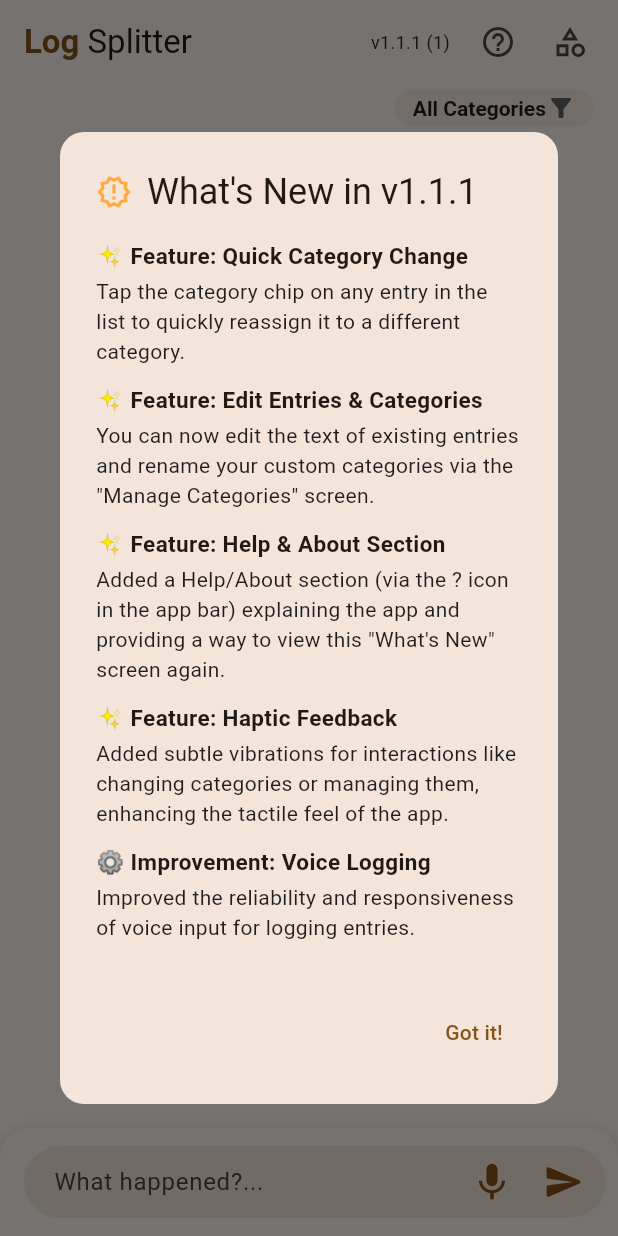
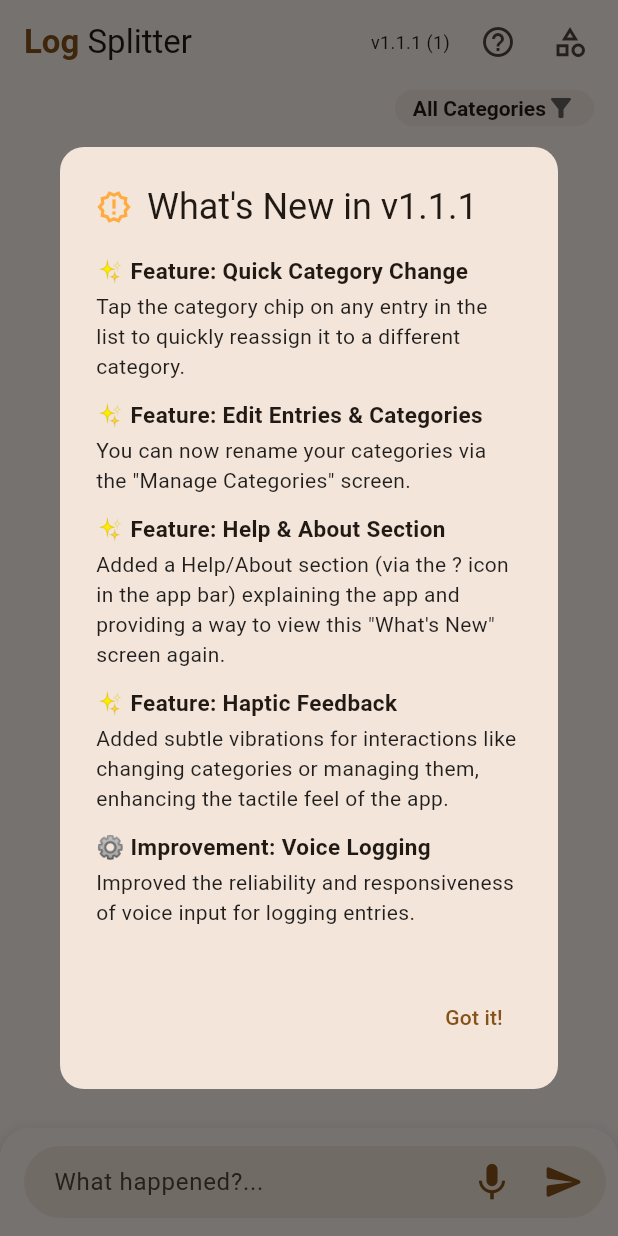
Before and after one commit to AndrewBert/log-everything, a Flutter app: the screen it shows after launch, on a phone screen of 412 x 824 dp. Run offline on Flutter 3.47's test engine with Material 3 defaults, Android fonts, the phone set to English and light mode, and no system bars; our stand-ins replace equatable, flutter_bloc, flutter_dotenv, package_info_plus, permission_handler, shared_preferences; missing offline and left inert: record.

Commit message:
fix(whats_new_dialog): Simplify description for editing entries and categories

```diff
--- a/lib/widgets/whats_new_dialog.dart
+++ b/lib/widgets/whats_new_dialog.dart
@@ -16,7 +16,7 @@ class WhatsNewDialog extends StatelessWidget {
       ),
       _buildChangeItem(
         '✨ Feature: Edit Entries & Categories',
-        'You can now edit the text of existing entries and rename your custom categories via the "Manage Categories" screen.',
+        'You can now rename your categories via the "Manage Categories" screen.',
       ),
       _buildChangeItem(
         '✨ Feature: Help & About Section',
```
